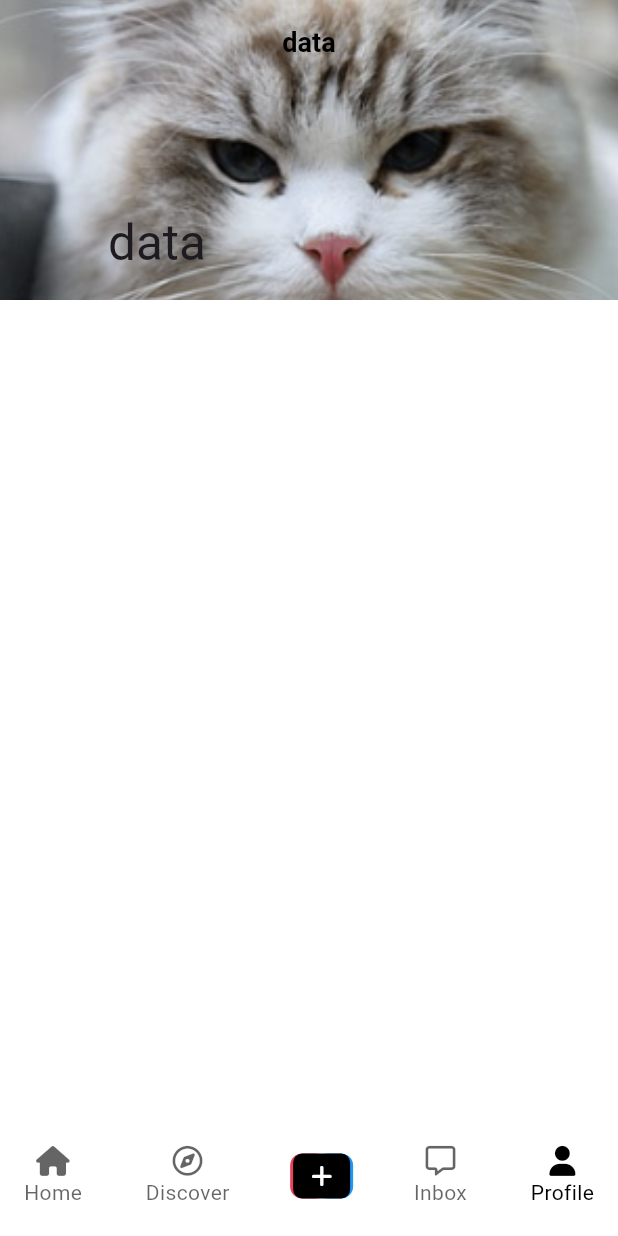
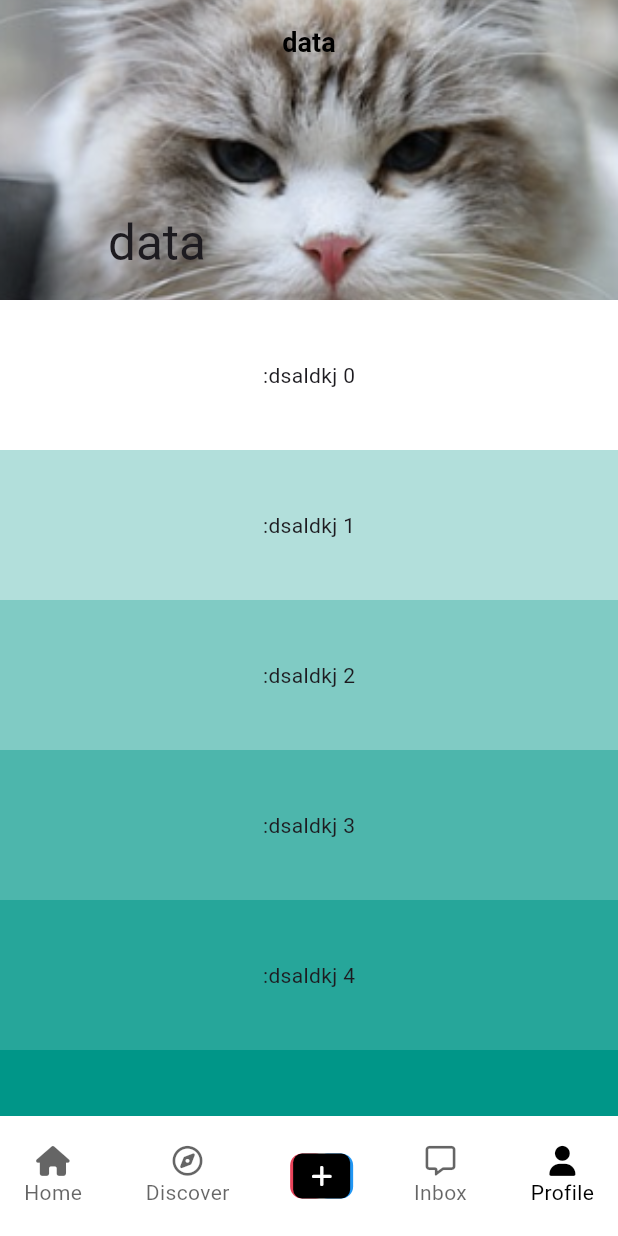
Before and after one commit to rts231106/tictokclone, a Flutter app: the screen it shows after launch, on a phone screen of 412 x 824 dp. Run offline on Flutter 3.47's test engine with Material 3 defaults, Android fonts, the phone set to English and light mode, and no system bars; our stand-ins replace font_awesome_flutter, video_player, visibility_detector; network calls fail.

Commit message:
SliverGrid

```diff
--- a/lib/feature/users/user_profile_screen.dart
+++ b/lib/feature/users/user_profile_screen.dart
@@ -1,5 +1,6 @@
 import 'package:flutter/cupertino.dart';
 import 'package:flutter/material.dart';
+import 'package:tictokclone/constants/sizes.dart';
 
 class UserProfileScreen extends StatefulWidget {
   const UserProfileScreen({super.key});
@@ -15,8 +16,7 @@ class _UserProfileScreenState extends State<UserProfileScreen> {
       //slivers  scroll view의 일부 scroll할때 사용하는것
       slivers: [
         SliverAppBar(
-          floating: true,
-          stretch: true,
+          pinned: true,
           backgroundColor: Colors.teal,
           title: const Text("data"),
           collapsedHeight: 80,
@@ -36,9 +36,39 @@ class _UserProfileScreenState extends State<UserProfileScreen> {
         ),
         SliverFixedExtentList(
           delegate: SliverChildBuilderDelegate(
-            (context, index) => Container(),
+            childCount: 50,
+            (context, index) => Container(
+              color: Colors.teal[100 * (index % 9)],
+              child: Align(
+                alignment: Alignment.center,
+                child: Text(
+                  ":dsaldkj $index",
+                ),
+              ),
+            ),
           ),
+          //item 크기
           itemExtent: 100,
+        ),
+        SliverGrid(
+          delegate: SliverChildBuilderDelegate(
+            childCount: 20,
+            (context, index) => Container(
+              color: Colors.amber[100 * (index % 9)],
+              child: const Align(
+                alignment: Alignment.center,
+                child: Text(
+                  ":dsaldkj",
+                ),
+              ),
+            ),
+          ),
+          gridDelegate: const SliverGridDelegateWithMaxCrossAxisExtent(
+            maxCrossAxisExtent: 100,
+            mainAxisSpacing: Sizes.size20,
+            crossAxisSpacing: Sizes.size20,
+            childAspectRatio: 1,
+          ),
         ),
       ],
     );
```
